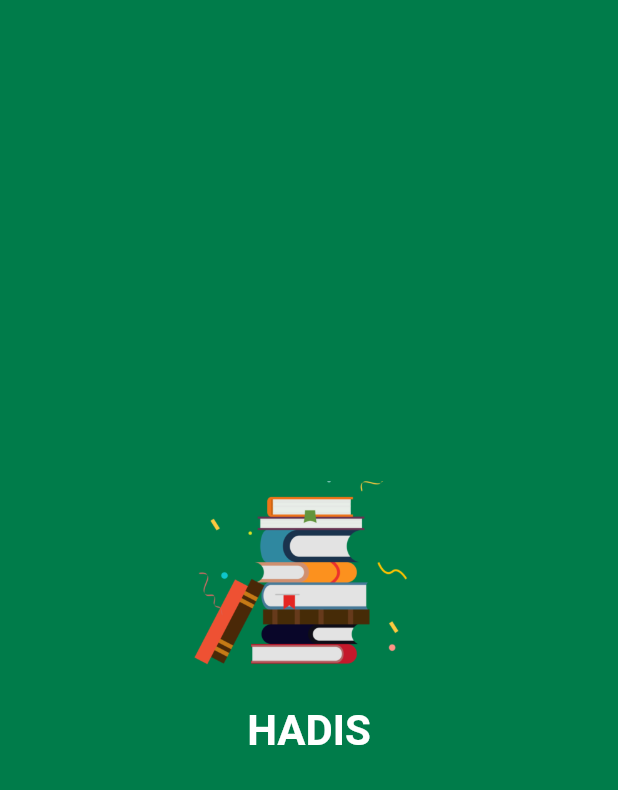
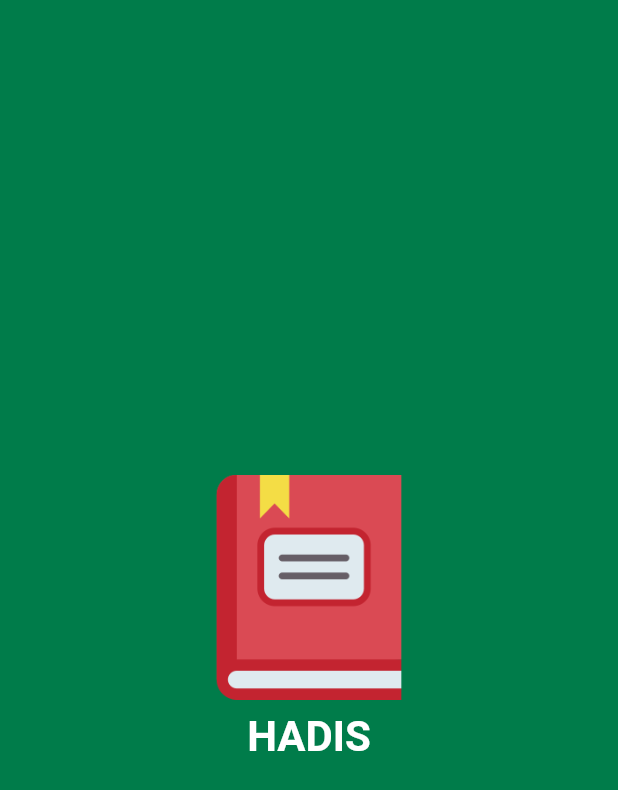
Before and after one commit to raselhossen125/Hadis-App, a Flutter app: the SpalashScreen screen opened by its route, on a phone screen of 412 x 824 dp. Shown: the top 790 px of the screen. Run offline on Flutter 3.47's test engine with Material 2 defaults, Android fonts, the phone set to English and light mode, and no system bars; our stand-ins replace get, logger; network calls fail.

Commit message:
Selectable text add

```diff
--- a/lib/utils/widgets/book-item/book_item.dart
+++ b/lib/utils/widgets/book-item/book_item.dart
@@ -52,9 +52,9 @@ class BookItem extends StatelessWidget {
                 ),
                 child: Center(
                   child: Image.asset(
-                    'images/image/book.png',
-                    height: 50,
-                    width: 50,
+                    'images/icon/book_icon.png',
+                    height: 30,
+                    width: 30,
                     fit: BoxFit.fill,
                   ),
                 ),
--- a/lib/utils/widgets/hadis-item/hadis_item.dart
+++ b/lib/utils/widgets/hadis-item/hadis_item.dart
@@ -53,7 +53,7 @@ class HadisItem extends StatelessWidget {
                 ],
               ),
               space4C,
-              Text(
+              SelectableText(
                 hadisM.hadithArabic!,
                 style: const TextStyle(
                   color: MyAppColor.primaryColor,
@@ -63,7 +63,7 @@ class HadisItem extends StatelessWidget {
                 textAlign: TextAlign.justify,
               ),
               space3C,
-              Text(
+              SelectableText(
                 hadisM.hadithEnglish!,
                 style: const TextStyle(
                   color: MyAppColor.primaryColor,
--- a/lib/views/spalash/spalash_screen.dart
+++ b/lib/views/spalash/spalash_screen.dart
@@ -1,5 +1,6 @@
 import 'package:api_learn/route/my_app_routes_name.dart';
 import 'package:api_learn/utils/color/my_app_color.dart';
+import 'package:api_learn/utils/constants/constants.dart';
 import 'package:flutter/material.dart';
 import 'package:get/get.dart';
 
@@ -17,7 +18,8 @@ class SpalashScreen extends StatelessWidget {
           child: Column(
             mainAxisAlignment: MainAxisAlignment.center,
             children: [
-              Image.asset('images/image/book.png', height: 150),
+              Image.asset('images/image/book_spalash.png', height: 150),
+              space2C,
               const Text(
                 'HADIS',
                 style: TextStyle(
--- a/pubspec.yaml
+++ b/pubspec.yaml
@@ -64,8 +64,8 @@ flutter:
 
   # To add assets to your application, add an assets section, like this:
   assets:
+    - images/icon/
     - images/image/
-    - images/icon
 
   # An image asset can refer to one or more resolution-specific "variants", see
   # https://flutter.dev/assets-and-images/#resolution-aware
```
Also changed, not shown: images/icon/book_icon.png (added), images/image/book_spalash.png (added).
